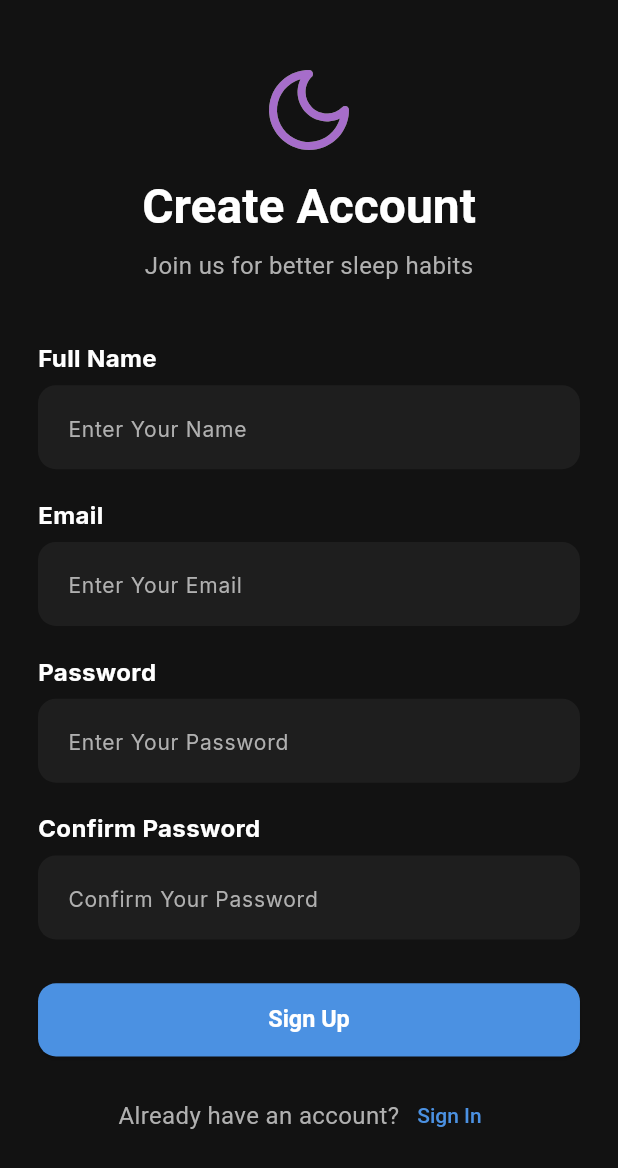
After one commit to Mo7medRef3t/Slumber, a Flutter app: the SignUpView screen opened by its route, on a phone screen of 412 x 824 dp. The commit adds this screen. Shown: the top 1168 px of the screen. Run offline on Flutter 3.47's test engine with Material 3 defaults, Android fonts, the phone set to English and light mode, and no system bars; our stand-ins replace flutter_screenutil, go_router, google_fonts.

Commit message:
SignIn & SignUp

```diff
--- a/lib/core/utils/app_colors.dart
+++ b/lib/core/utils/app_colors.dart
@@ -29,7 +29,7 @@ class AppColors {
   static const AppColors dark = AppColors(
     background: Color(0xFF121212),
     surface: Color(0xFF1E1E1E),
-    primary: Color(0xFF26A69A),
+    primary: Color(0xFF4B91E2),
     onPrimary: Colors.white,
     text: Colors.white,
     secondaryText: Color(0xFFB0B0B0),
@@ -47,7 +47,7 @@ class AppColors {
   static const AppColors light = AppColors(
     background: Colors.white,
     surface: Color(0xFFF5F5F5),
-    primary: Color(0xFF26A69A),
+    primary: Color(0xFF4B91E2),
     onPrimary: Colors.white,
     text: Colors.black,
     secondaryText: Color(0xFF666666),
--- a/lib/core/utils/app_router.dart
+++ b/lib/core/utils/app_router.dart
@@ -1,10 +1,14 @@
 import 'package:flutter/material.dart';
 import 'package:go_router/go_router.dart';
+import 'package:slumber/features/auth/presentation/views/sign_in_view.dart';
+import 'package:slumber/features/auth/presentation/views/sign_up_view.dart';
 import 'package:slumber/features/onbording/presentation/views/on_bording_view.dart';
 import 'package:slumber/features/splash/presentation/views/splash_view.dart';
 
 abstract class AppRouter {
   static const kOnBordingView = '/onBordingView';
+  static const kSignUp = '/signup';
+  static const kSignIn = '/signin';
 
   static final router = GoRouter(
     routes: [
@@ -25,6 +29,8 @@ abstract class AppRouter {
               },
             ),
       ),
+      GoRoute(path: kSignUp, builder: (context, state) => const SignUpView()),
+      GoRoute(path: kSignIn, builder: (context, state) => const SignInView()),
     ],
   );
 }
--- a/lib/core/utils/app_theme.dart
+++ b/lib/core/utils/app_theme.dart
@@ -62,8 +62,8 @@ class AppTheme {
       // 🔘 Buttons (Elevated + Outlined + Text)
       elevatedButtonTheme: ElevatedButtonThemeData(
         style: ElevatedButton.styleFrom(
-          backgroundColor: colors.background,
-          foregroundColor: colors.text,
+          backgroundColor: colors.primary,
+          foregroundColor: colors.onPrimary,
           textStyle: const TextStyle(fontWeight: FontWeight.bold, fontSize: 16),
           shape: RoundedRectangleBorder(borderRadius: BorderRadius.circular(12)),
           padding: const EdgeInsets.symmetric(vertical: 14, horizontal: 20),
@@ -94,7 +94,7 @@ class AppTheme {
           borderRadius: BorderRadius.circular(12),
           borderSide: BorderSide.none,
         ),
-        hintStyle: TextStyle(color: colors.secondaryText),
+        hintStyle: TextStyle(color: colors.secondaryText,fontSize: 14),
         labelStyle: TextStyle(color: colors.secondaryText),
         focusedBorder: OutlineInputBorder(
           borderRadius: BorderRadius.circular(12),
--- /dev/null
+++ b/lib/core/widgets/custom_fields.dart
@@ -0,0 +1,87 @@
+import 'package:flutter/material.dart';
+import 'package:google_fonts/google_fonts.dart';
+import 'package:slumber/core/utils/app_colors.dart';
+
+class CustomTextField extends StatefulWidget {
+  final String label;
+  final String hint;
+  final TextEditingController? controller;
+  final TextInputType? inputType;
+  final bool? enabled;
+  final bool isPassword;
+  final ValueChanged<String>? onChanged;
+  final FormFieldValidator<String>? validator;
+  final ValueSetter<String>? onSaved;
+
+  const CustomTextField({
+    super.key,
+    required this.label,
+    required this.hint,
+    this.controller,
+    this.inputType,
+    this.isPassword = false,
+    this.onChanged,
+    this.validator,
+    this.onSaved,
+    this.enabled,
+  });
+
+  @override
+  State<CustomTextField> createState() => _CustomTextFieldState();
+}
+
+class _CustomTextFieldState extends State<CustomTextField> {
+  bool _obscurePassword = true;
+
+  @override
+  Widget build(BuildContext context) {
+    final brightness = Theme.of(context).brightness;
+    final colors =
+        brightness == Brightness.dark ? AppColors.dark : AppColors.light;
+
+    return Column(
+      crossAxisAlignment: CrossAxisAlignment.start,
+      children: [
+        /// Label Text (فوق الفيلد)
+        Text(
+          widget.label,
+          style: GoogleFonts.inter(
+            fontSize: 16,
+            fontWeight: FontWeight.bold,
+            color: colors.text,
+          ),
+        ),
+        const SizedBox(height: 6),
+
+        /// Input Field
+        TextFormField(
+          controller: widget.controller,
+          keyboardType: widget.inputType,
+          obscureText: widget.isPassword ? _obscurePassword : false,
+          style: GoogleFonts.inter(fontSize: 16, color: colors.text),
+          validator: widget.validator,
+          enabled: widget.enabled ?? true,
+          onChanged: widget.onChanged,
+          decoration: InputDecoration(
+            hintText: widget.hint,
+            suffixIcon:
+                widget.isPassword
+                    ? IconButton(
+                      icon: Icon(
+                        _obscurePassword
+                            ? Icons.visibility_off
+                            : Icons.visibility,
+                        color: colors.secondaryText,
+                      ),
+                      onPressed:
+                          () => setState(
+                            () => _obscurePassword = !_obscurePassword,
+                          ),
+                    )
+                    : null,
+          ),
+        ),
+      ],
+    );
+  }
+}
--- /dev/null
+++ b/lib/features/auth/presentation/views/sign_up_view.dart
@@ -0,0 +1,15 @@
+import 'package:flutter/material.dart';
+import 'widgets/sign_up_body.dart';
+
+class SignUpView extends StatelessWidget {
+  const SignUpView({super.key});
+
+  @override
+  Widget build(BuildContext context) {
+    return const Scaffold(
+      body: SafeArea(
+        child: SignUpBody(),
+      ),
+    );
+  }
+}
--- /dev/null
+++ b/lib/features/auth/presentation/views/widgets/sign_up_body.dart
@@ -0,0 +1,98 @@
+import 'package:flutter/material.dart';
+import 'package:flutter_screenutil/flutter_screenutil.dart';
+import 'package:go_router/go_router.dart';
+import 'package:slumber/core/utils/app_router.dart';
+import 'package:slumber/core/widgets/custom_fields.dart';
+
+class SignUpBody extends StatefulWidget {
+  const SignUpBody({super.key});
+
+  @override
+  State<SignUpBody> createState() => _SignUpBodyState();
+}
+
+class _SignUpBodyState extends State<SignUpBody> {
+  final TextEditingController nameController = TextEditingController();
+  final TextEditingController emailController = TextEditingController();
+  final TextEditingController passwordController = TextEditingController();
+  final TextEditingController confirmPasswordController =
+      TextEditingController();
+
+  @override
+  Widget build(BuildContext context) {
+    return Padding(
+      padding: EdgeInsets.all(24.w),
+      child: SingleChildScrollView(
+        child: Column(
+          mainAxisAlignment: MainAxisAlignment.center,
+          children: [
+            Image.asset("assets/images/crescent.png", height: 95.h),
+            Text(
+              "Create Account",
+              style: Theme.of(context).textTheme.headlineLarge,
+            ),
+            SizedBox(height: 8.h),
+            Text(
+              "Join us for better sleep habits",
+              style: Theme.of(context).textTheme.bodyMedium,
+            ),
+            SizedBox(height: 40.h),
+            CustomTextField(
+              label: "Full Name",
+              hint: "Enter Your Name",
+              controller: nameController,
+            ),
+            SizedBox(height: 20.h),
+
+            CustomTextField(
+              label: "Email",
+              hint: "Enter Your Email",
+              controller: emailController,
+            ),
+            SizedBox(height: 20.h),
+
+            CustomTextField(
+              label: "Password",
+              hint: "Enter Your Password",
+              controller: passwordController,
+            ),
+            SizedBox(height: 20.h),
+
+            CustomTextField(
+              label: "Confirm Password",
+              hint: "Confirm Your Password",
+              controller: confirmPasswordController,
+            ),
+            SizedBox(height: 30.h),
+
+            ElevatedButton(
+              onPressed: () {
+                // TODO: Add signup logic
+                context.go('/home');
+              },
+              style: ElevatedButton.styleFrom(
+                minimumSize: Size(double.infinity, 50.h),
+              ),
+              child: Text("Sign Up", style: TextStyle(fontSize: 16.sp)),
+            ),
+            SizedBox(height: 16.h),
+
+            Row(
+              mainAxisAlignment: MainAxisAlignment.center,
+              children: [
+                Text(
+                  "Already have an account?",
+                  style: Theme.of(context).textTheme.bodyMedium,
+                ),
+                TextButton(
+                  onPressed: () => context.go(AppRouter.kSignIn),
+                  child: const Text("Sign In"),
+                ),
+              ],
+            ),
+          ],
+        ),
+      ),
+    );
+  }
+}
--- a/lib/main.dart
+++ b/lib/main.dart
@@ -20,7 +20,7 @@ class MyApp extends StatelessWidget {
         return MaterialApp.router(
           debugShowCheckedModeBanner: false,
           routerConfig: AppRouter.router,
-          theme: AppTheme.lightTheme, // Default light theme
+          theme: AppTheme.darkTheme, // Default light theme
           darkTheme: AppTheme.darkTheme, // Dark theme
           themeMode: ThemeMode.system, // Follows system theme settings
         );
```
Also changed, not shown: lib/features/auth/presentation/views/sign_in_view.dart (added, +15 -0 lines), lib/features/auth/presentation/views/widgets/sign_in_body.dart (added, +83 -0 lines), lib/features/onbording/presentation/views/widgets/on_bording_body.dart (+8 -3 lines), assets/images/crescent.png (added), lib/features/auth/presentation/views/widgets/forget_password.dart (added).
